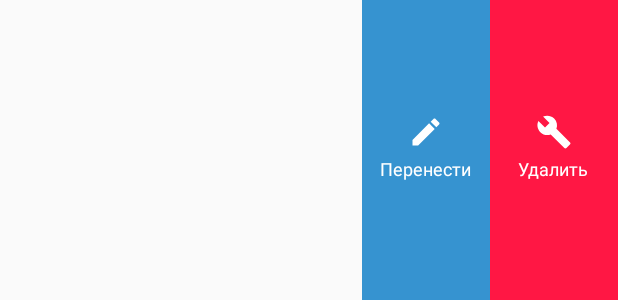
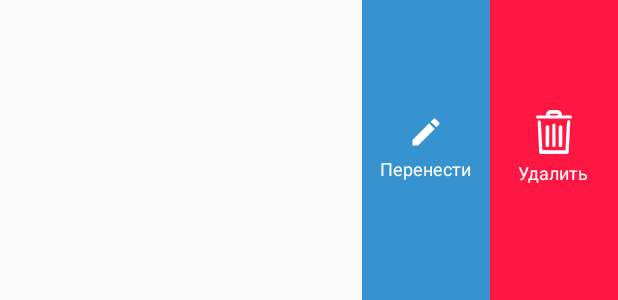
Before and after one commit to Dimas186/TransportControl, an Android app: the layout recycler_item.xml on its own in the app's theme, with its tools: preview values and no code run, on a phone screen of 412 x 824 dp. Shown: the part 470-770 px from the top of the screen. Run offline under Robolectric (Android 15) with nearby library versions, the phone set to English and light mode, and no system bars.

Commit message:
update rv

```diff
--- a/app/src/main/java/com/example/transportcontrol/MainActivity.java
+++ b/app/src/main/java/com/example/transportcontrol/MainActivity.java
@@ -2,6 +2,7 @@ package com.example.transportcontrol;
 
 import androidx.annotation.NonNull;
 import androidx.appcompat.app.AppCompatActivity;
+import androidx.recyclerview.widget.DividerItemDecoration;
 import androidx.recyclerview.widget.LinearLayoutManager;
 import androidx.recyclerview.widget.RecyclerView;
 
@@ -96,6 +97,7 @@ public class MainActivity extends AppCompatActivity implements GoogleApiClient.O
     private void initRV() {
         mRecyclerView = findViewById(R.id.recyclerView);
         mRecyclerView.setLayoutManager(new LinearLayoutManager(this));
+        mRecyclerView.addItemDecoration(new DividerItemDecoration(this, DividerItemDecoration.VERTICAL));
         onTouchListener = new RecyclerTouchListener(this, mRecyclerView);
         onTouchListener
                 .setClickable((new RecyclerTouchListener.OnRowClickListener() {
--- /dev/null
+++ b/app/src/main/res/drawable/ic_delete.xml
@@ -0,0 +1,13 @@
+<vector android:height="29dp" android:viewportHeight="980"
+    android:viewportWidth="822" android:width="24.32449dp" xmlns:android="http://schemas.android.com/apk/res/android">
+    <path android:fillColor="#000000"
+        android:pathData="M338.5,1c-19.4,0.8 -27.2,2.2 -39,6.9 -14.6,5.9 -27.1,14.7 -39.9,28.2 -19.3,20.2 -30.5,43.5 -35.2,72.6l-1.8,11.1 -49.5,0.6c-86.2,1.1 -145.4,2.5 -150.1,3.6 -6.2,1.5 -11.1,5 -14.8,10.6 -4.7,7.1 -7.3,14.7 -7.3,22.1 -0.1,8.1 3.8,16.6 10.9,24.1 4,4.2 5.6,5.2 10.2,6.1 15.9,3.2 32.9,3.4 402.4,3.8l369.8,0.4 7,-4.1c8,-4.8 14.8,-12.7 17.9,-21 4.1,-10.9 1,-23.1 -8.8,-34 -5.1,-5.7 -8.2,-7.6 -15.1,-9.2 -3.1,-0.7 -37.1,-1.3 -101.2,-1.7l-96.4,-0.6 -1.7,-10c-7,-41.4 -26.4,-73.3 -56.3,-92.7 -19,-12.3 -31,-15.6 -61.1,-16.8 -25.2,-1.1 -113.3,-1 -140,-0zM492.4,85.5c1.5,0.4 4.5,2.4 6.6,4.4 6.9,6.5 6.4,14.8 -1.4,24.4l-4.2,5.2 -82.8,0.3 -82.7,0.2 -4.4,-3.6c-5.8,-4.7 -8.9,-11.1 -8.3,-16.9 1,-8.3 6.6,-13.2 16.8,-14.6 7.3,-0.9 156.7,-0.4 160.4,0.6z" android:strokeColor="#00000000"/>
+    <path android:fillColor="#000000"
+        android:pathData="M735,230.4c-11.4,3.3 -20.8,12.2 -22.9,21.8 -3.4,14.9 -10.3,128.4 -32.6,533.3 -3,55.5 -5.8,102.8 -6.1,105.1l-0.5,4.1 -217.7,0.6c-214.7,0.6 -305.2,0.1 -307.2,-1.9 -0.5,-0.5 -1.6,-14 -2.5,-29.9 -5.6,-103.2 -26.9,-474.9 -33.1,-577.9 -1.9,-31.5 -2.6,-33.9 -11.8,-43.2 -8.1,-8.1 -14.8,-10.8 -26.1,-10.9 -7.5,-0 -9.8,0.4 -13.8,2.4 -7.5,3.7 -16.2,12.3 -19.8,19.6l-3.1,6.4 0.6,15.8c3.9,92.2 30.4,575.1 36.1,657 1.2,18 1.6,20.6 3.9,25 3.9,7.5 9.8,14.6 13.6,16.5 11,5.3 39.2,5.7 352.3,5.8l273.8,-0 5.7,-3.9c12,-8.1 19.2,-18.6 21.2,-30.8 0.6,-3.2 2.6,-33.7 4.5,-67.8 10.1,-179.6 28.3,-520.1 32,-601.5 1,-20.9 -0.7,-27.1 -10.4,-37.3 -7,-7.4 -10.9,-9 -22.1,-9.4 -5.7,-0.1 -11.3,0.3 -14,1.1z" android:strokeColor="#00000000"/>
+    <path android:fillColor="#000000"
+        android:pathData="M398.5,306.2c-7.9,2.9 -16.1,10.8 -20.5,19.5 -2.2,4.4 -2.5,6.6 -3.3,25.8 -1.1,27.8 -0.1,425.8 1.2,439.7 0.5,6.1 1.7,12.2 2.6,14.3 3.1,6.3 10.2,13.2 17.3,16.7 5.9,2.9 7.6,3.3 14.7,3.3 13.8,-0.1 22.7,-5.8 31.2,-20.1l4.2,-7.1 -0.5,-194.4c-0.5,-191.7 -1.5,-270.7 -3.3,-278.3 -1.3,-5.4 -9.7,-13.7 -17.5,-17.3 -4.9,-2.2 -7.8,-2.8 -14.6,-3 -4.7,-0.1 -9.8,0.3 -11.5,0.9z" android:strokeColor="#00000000"/>
+    <path android:fillColor="#000000"
+        android:pathData="M551.7,342c-11,1.9 -25.3,12.3 -29.8,21.8 -2.3,4.6 -2.3,5 -3,67.2 -0.8,74.2 0.7,357.8 2,366.8 1.1,7.6 4.4,12.9 11.6,18.3 21.5,16.2 51.6,10.6 63.9,-12 5.2,-9.6 5.1,-5.4 5.1,-221.1 0,-216 0.1,-210.4 -5.2,-220.2 -7.9,-14.5 -27.7,-23.7 -44.6,-20.8z" android:strokeColor="#00000000"/>
+    <path android:fillColor="#000000"
+        android:pathData="M247,343.7c-10,3.5 -20.3,12.4 -24.4,21.2l-2.1,4.6 -0.3,171.1c-0.3,165.1 0.6,253.4 2.7,261.8 1.1,4.5 9.2,13.3 15.6,17 8.9,5.1 20.3,7.3 29.7,5.6 16.8,-3.1 29.7,-15.3 33,-31.2 1.5,-7.2 2.3,-385.9 0.9,-407.6 -0.8,-12.7 -1.4,-16.2 -3.4,-20.6 -6.6,-14.4 -22.1,-23.7 -39.5,-23.6 -4.3,0.1 -9.7,0.8 -12.2,1.7z" android:strokeColor="#00000000"/>
+</vector>
--- a/app/src/main/res/layout/recycler_item.xml
+++ b/app/src/main/res/layout/recycler_item.xml
@@ -78,7 +78,7 @@
                     android:layout_height="wrap_content"
                     android:layout_gravity="center_horizontal"
                     android:tint="@android:color/white"
-                    app:srcCompat="@drawable/ic_build_black_24dp"/>
+                    app:srcCompat="@drawable/ic_delete"/>
 
                 <TextView
                     android:layout_width="wrap_content"
```
